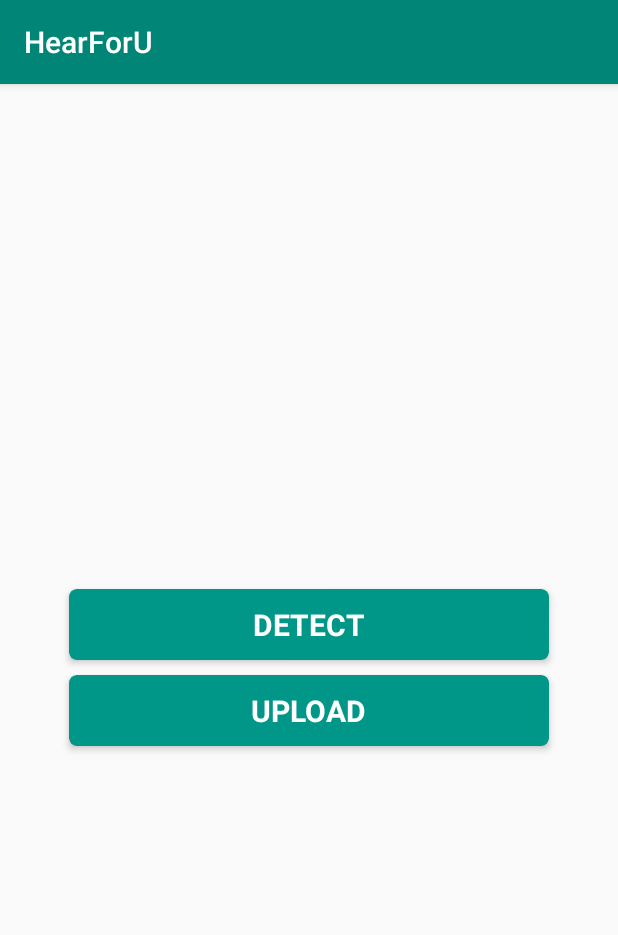
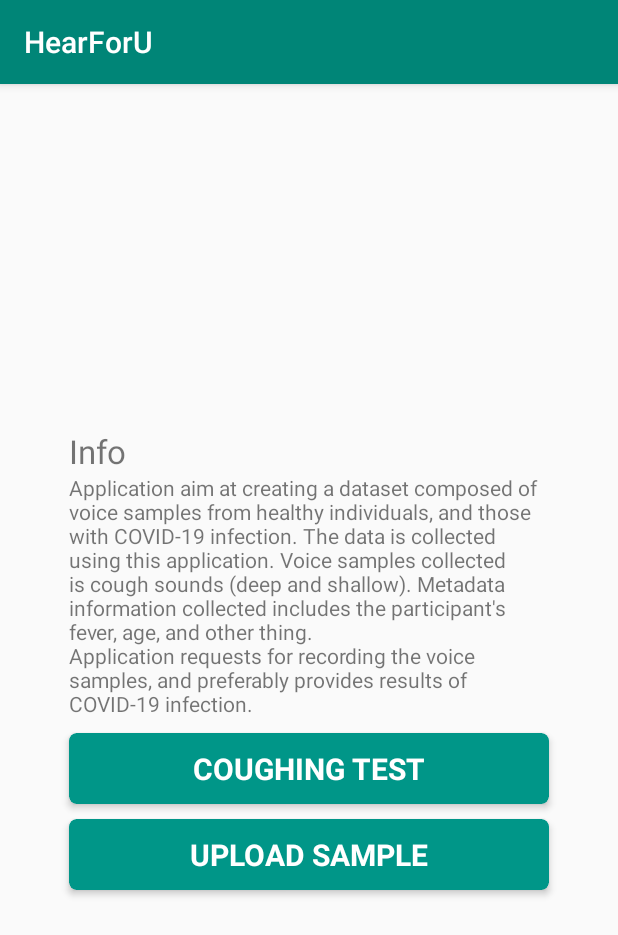
Before and after one commit to harsh2011/HearForU, an Android app: the screen it shows after launch (MainActivity), on a phone screen of 412 x 824 dp. Shown: the top 935 px of the screen. Run offline under Robolectric (Android 15) with nearby library versions, the phone set to English and light mode, and no system bars; libraries missing offline, so code that uses them is left out: org.tensorflow.lite.

```diff
--- a/app/src/main/res/layout/activity_main.xml
+++ b/app/src/main/res/layout/activity_main.xml
@@ -14,6 +14,19 @@
         android:gravity="center">
 
 
+        <TextView
+            android:layout_width="320dp"
+            android:layout_height="wrap_content"
+            android:text="Info"
+            android:textSize="22dp" />
+        <TextView
+            android:layout_width="320dp"
+            android:layout_height="wrap_content"
+            android:text="Application aim at creating a dataset composed of voice samples from healthy individuals, and those with COVID-19 infection. The data is collected using this application. Voice samples collected is cough sounds (deep and shallow). Metadata information collected includes the participant's fever, age, and other thing. \nApplication requests for recording the voice samples, and preferably provides results of COVID-19 infection."
+
+            />
+
+
         <androidx.cardview.widget.CardView
             android:id="@+id/detectActivity"
             android:layout_width="320dp"
@@ -26,7 +39,7 @@
             <TextView
                 android:layout_height="wrap_content"
                 android:layout_width="wrap_content"
-                android:text="DETECT"
+                android:text="COUGHING TEST"
                 android:textColor="#ffffff"
                 android:textSize="20dp"
                 android:textStyle="bold"
@@ -49,7 +62,7 @@
             <TextView
                 android:layout_height="wrap_content"
                 android:layout_width="wrap_content"
-                android:text="UPLOAD"
+                android:text="UPLOAD SAMPLE"
                 android:textColor="#ffffff"
                 android:textSize="20dp"
                 android:textStyle="bold"
```
Also changed, not shown: app/src/main/java/com/hack/hearforu/DetectActivity.java (+5 -4 lines).
